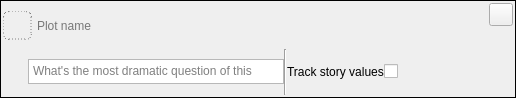
Above: ui/plot_widget.ui from zkovari/plotlyst before the change. Below: the same form after it.
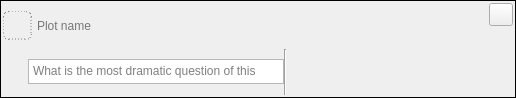
That is the form after the change. Custom widgets are drawn as their Qt base class.

```diff
--- a/ui/plot_widget.ui
+++ b/ui/plot_widget.ui
@@ -140,7 +140,7 @@
         </size>
        </property>
        <property name="placeholderText">
-        <string>What's the most dramatic question of this plot?</string>
+        <string>What is the most dramatic question of this plot?</string>
        </property>
       </widget>
      </item>
@@ -151,32 +151,6 @@
        </property>
       </widget>
      </item>
-     <item alignment="Qt::AlignLeft">
-      <widget class="QLabel" name="label">
-       <property name="sizePolicy">
-        <sizepolicy hsizetype="Maximum" vsizetype="Maximum">
-         <horstretch>0</horstretch>
-         <verstretch>0</verstretch>
-        </sizepolicy>
-       </property>
-       <property name="text">
-        <string>Track story values</string>
-       </property>
-      </widget>
-     </item>
-     <item alignment="Qt::AlignLeft">
-      <widget class="Toggle" name="toggle">
-       <property name="sizePolicy">
-        <sizepolicy hsizetype="Maximum" vsizetype="Fixed">
-         <horstretch>0</horstretch>
-         <verstretch>0</verstretch>
-        </sizepolicy>
-       </property>
-       <property name="focusPolicy">
-        <enum>Qt::ClickFocus</enum>
-       </property>
-      </widget>
-     </item>
      <item>
       <widget class="QWidget" name="wdgValues" native="true"/>
      </item>
@@ -198,11 +172,6 @@
   </layout>
  </widget>
  <customwidgets>
-  <customwidget>
-   <class>Toggle</class>
-   <extends>QCheckBox</extends>
-   <header>src.main.python.plotlyst.view.widget.input</header>
-  </customwidget>
   <customwidget>
    <class>AutoAdjustableTextEdit</class>
    <extends>QTextEdit</extends>
```
Left out of the diff: 19 changed lines with no effect on the pictures.
